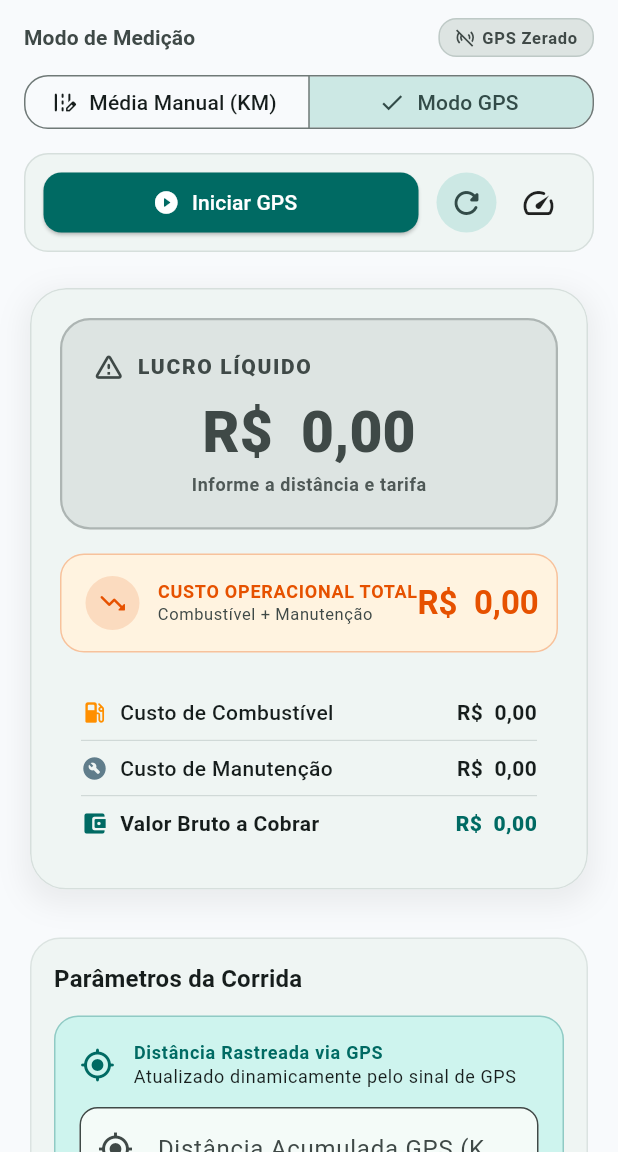
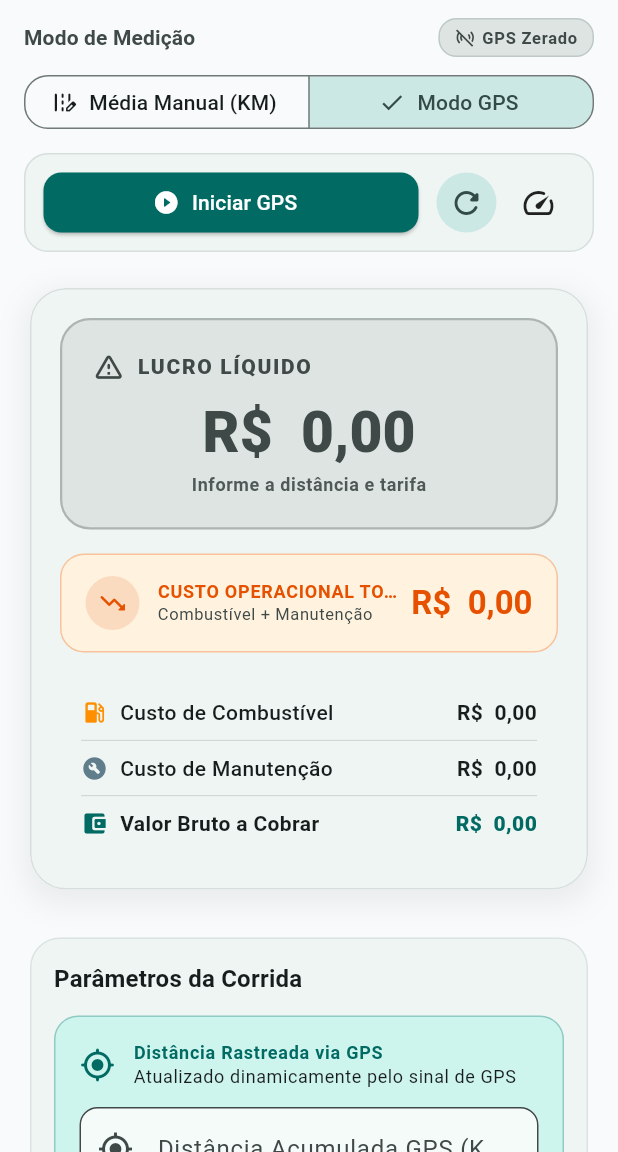
Before and after one commit to Jo-Analyst/valor_drive, a Flutter app: the screen it shows after launch, after a tap on "Modo GPS", after a tap on the "refresh" icon, on a phone screen of 412 x 824 dp, the part 84-1236 px from its top. Run offline on Flutter 3.47's test engine with Material 3 defaults, Android fonts, the phone set to English and light mode, and no system bars; our stand-ins replace geolocator, get_it, shared_preferences, signals_flutter.

Commit message:
feat: adiciona persistencia local de custos operacionais e ajusta layouts responsivos

```diff
--- a/lib/core/di/service_locator.dart
+++ b/lib/core/di/service_locator.dart
@@ -1,5 +1,7 @@
 import 'package:get_it/get_it.dart';
+import 'package:shared_preferences/shared_preferences.dart';
 import '../services/gps_tracking_service.dart';
+import '../services/operational_cost_storage_service.dart';
 import '../../features/ride_calculator/presentation/controllers/ride_signal_controller.dart';
 
 /// Instância global do Service Locator [GetIt].
@@ -8,16 +10,29 @@ final GetIt getIt = GetIt.instance;
 /// Inicializa e registra todas as dependências e controllers do projeto.
 ///
 /// Esta função deve ser invocada na inicialização do aplicativo (`main.dart`).
-void setupServiceLocator() {
-  // 1. Registra o RideSignalController
+Future<void> setupServiceLocator() async {
+  // 1. Registra o SharedPreferences
+  if (!getIt.isRegistered<SharedPreferences>()) {
+    final prefs = await SharedPreferences.getInstance();
+    getIt.registerSingleton<SharedPreferences>(prefs);
+  }
+
+  // 2. Registra o OperationalCostStorageService (Persistência Local)
+  if (!getIt.isRegistered<OperationalCostStorageService>()) {
+    getIt.registerLazySingleton<OperationalCostStorageService>(
+      () => OperationalCostStorageService(getIt<SharedPreferences>()),
+    );
+  }
+
+  // 3. Registra o RideSignalController
   if (!getIt.isRegistered<RideSignalController>()) {
     getIt.registerLazySingleton<RideSignalController>(
-      () => RideSignalController(),
+      () => RideSignalController(getIt<OperationalCostStorageService>()),
       dispose: (controller) => controller.dispose(),
     );
   }
 
-  // 2. Registra o GpsTrackingService (Serviço de GPS)
+  // 4. Registra o GpsTrackingService (Serviço de GPS)
   if (!getIt.isRegistered<GpsTrackingService>()) {
     getIt.registerLazySingleton<GpsTrackingService>(
       () => GpsTrackingService(getIt<RideSignalController>()),
--- /dev/null
+++ b/lib/core/services/operational_cost_storage_service.dart
@@ -0,0 +1,76 @@
+import 'package:shared_preferences/shared_preferences.dart';
+
+/// Modelo de dados contendo as métricas operacionais salvas do veículo.
+class OperationalCostData {
+  final double fuelConsumptionKmPerLiter;
+  final double fuelPricePerLiter;
+  final double maintenanceCostPerKm;
+  final double tariffPerKm;
+
+  const OperationalCostData({
+    required this.fuelConsumptionKmPerLiter,
+    required this.fuelPricePerLiter,
+    required this.maintenanceCostPerKm,
+    required this.tariffPerKm,
+  });
+}
+
+/// Serviço responsável por persistir e recuperar os custos operacionais do veículo
+/// (Consumo km/L, Preço R$/L, Manutenção R$/km e Tarifa R$/km) via [SharedPreferences].
+class OperationalCostStorageService {
+  final SharedPreferences _prefs;
+
+  static const String _keyFuelConsumption = 'operational_fuel_consumption';
+  static const String _keyFuelPrice = 'operational_fuel_price';
+  static const String _keyMaintenanceCost = 'operational_maintenance_cost';
+  static const String _keyTariffPerKm = 'operational_tariff_per_km';
+
+  // Valores padrão iniciais de fábrica
+  static const double defaultFuelConsumption = 10.0;
+  static const double defaultFuelPrice = 5.50;
+  static const double defaultMaintenanceCost = 0.30;
+  static const double defaultTariffPerKm = 2.50;
+
+  OperationalCostStorageService(this._prefs);
+
+  /// Salva as configurações de custo operacional no armazenamento local.
+  Future<bool> saveOperationalCosts({
+    required double fuelConsumptionKmPerLiter,
+    required double fuelPricePerLiter,
+    required double maintenanceCostPerKm,
+    required double tariffPerKm,
+  }) async {
+    final results = await Future.wait([
+      _prefs.setDouble(_keyFuelConsumption, fuelConsumptionKmPerLiter),
+      _prefs.setDouble(_keyFuelPrice, fuelPricePerLiter),
+      _prefs.setDouble(_keyMaintenanceCost, maintenanceCostPerKm),
+      _prefs.setDouble(_keyTariffPerKm, tariffPerKm),
+    ]);
+    return !results.contains(false);
+  }
+
+  /// Carrega as configurações salvas do dispositivo ou retorna os padrões.
+  OperationalCostData loadOperationalCosts() {
+    return OperationalCostData(
+      fuelConsumptionKmPerLiter:
+          _prefs.getDouble(_keyFuelConsumption) ?? defaultFuelConsumption,
+      fuelPricePerLiter:
+          _prefs.getDouble(_keyFuelPrice) ?? defaultFuelPrice,
+      maintenanceCostPerKm:
+          _prefs.getDouble(_keyMaintenanceCost) ?? defaultMaintenanceCost,
+      tariffPerKm:
+          _prefs.getDouble(_keyTariffPerKm) ?? defaultTariffPerKm,
+    );
+  }
+
+  /// Remove os dados salvos localmente e restaura os padrões de fábrica.
+  Future<bool> clearOperationalCosts() async {
+    final results = await Future.wait([
+      _prefs.remove(_keyFuelConsumption),
+      _prefs.remove(_keyFuelPrice),
+      _prefs.remove(_keyMaintenanceCost),
+      _prefs.remove(_keyTariffPerKm),
+    ]);
+    return !results.contains(false);
+  }
+}
--- a/lib/features/ride_calculator/presentation/controllers/ride_signal_controller.dart
+++ b/lib/features/ride_calculator/presentation/controllers/ride_signal_controller.dart
@@ -1,4 +1,5 @@
 import 'package:signals_flutter/signals_flutter.dart';
+import '../../../../core/services/operational_cost_storage_service.dart';
 import '../../domain/enums/calculation_mode.dart';
 import '../../domain/models/ride_input.dart';
 import '../../domain/models/ride_result.dart';
@@ -8,6 +9,31 @@ import '../../domain/models/ride_result.dart';
 /// Mantém o estado reativo das entradas do usuário e recomputa automaticamente
 /// os custos operacionais, o valor a cobrar e o lucro líquido através de [computed()].
 class RideSignalController {
+  final OperationalCostStorageService? _storageService;
+
+  RideSignalController([this._storageService]) {
+    loadSavedOperationalCosts();
+  }
+
+  /// Carrega as configurações de custos operacionais salvas do dispositivo.
+  void loadSavedOperationalCosts() {
+    if (_storageService == null) return;
+    final savedData = _storageService!.loadOperationalCosts();
+    fuelConsumptionKmPerLiterSignal.value = savedData.fuelConsumptionKmPerLiter;
+    fuelPricePerLiterSignal.value = savedData.fuelPricePerLiter;
+    maintenanceCostPerKmSignal.value = savedData.maintenanceCostPerKm;
+    tariffPerKmSignal.value = savedData.tariffPerKm;
+  }
+
+  void _persistOperationalCosts() {
+    _storageService?.saveOperationalCosts(
+      fuelConsumptionKmPerLiter: fuelConsumptionKmPerLiterSignal.value,
+      fuelPricePerLiter: fuelPricePerLiterSignal.value,
+      maintenanceCostPerKm: maintenanceCostPerKmSignal.value,
+      tariffPerKm: tariffPerKmSignal.value,
+    );
+  }
+
   // ===========================================================================
   // SIGNALS DE ENTRADA (MUTAÇÃO DE ESTADO)
   // ===========================================================================
@@ -120,21 +146,25 @@ class RideSignalController {
   /// Atualiza o consumo médio do veículo (km/L).
   void setFuelConsumption(double kmPerLiter) {
     fuelConsumptionKmPerLiterSignal.value = kmPerLiter < 0 ? 0.0 : kmPerLiter;
+    _persistOperationalCosts();
   }
 
   /// Atualiza o preço do combustível (R$/L).
   void setFuelPrice(double pricePerLiter) {
     fuelPricePerLiterSignal.value = pricePerLiter < 0 ? 0.0 : pricePerLiter;
+    _persistOperationalCosts();
   }
 
   /// Atualiza o custo de manutenção/depreciação por KM (R$/km).
   void setMaintenanceCostPerKm(double costPerKm) {
     maintenanceCostPerKmSignal.value = costPerKm < 0 ? 0.0 : costPerKm;
+    _persistOperationalCosts();
   }
 
   /// Atualiza a tarifa desejada por KM (R$/km).
   void setTariffPerKm(double tariff) {
     tariffPerKmSignal.value = tariff < 0 ? 0.0 : tariff;
+    _persistOperationalCosts();
   }
 
   /// Atualiza em lote as configurações operacionais do carro.
@@ -146,18 +176,22 @@ class RideSignalController {
   }) {
     batch(() {
       if (fuelConsumptionKmPerLiter != null) {
-        setFuelConsumption(fuelConsumptionKmPerLiter);
+        fuelConsumptionKmPerLiterSignal.value =
+            fuelConsumptionKmPerLiter < 0 ? 0.0 : fuelConsumptionKmPerLiter;
       }
       if (fuelPricePerLiter != null) {
-        setFuelPrice(fuelPricePerLiter);
+        fuelPricePerLiterSignal.value =
+            fuelPricePerLiter < 0 ? 0.0 : fuelPricePerLiter;
       }
       if (maintenanceCostPerKm != null) {
-        setMaintenanceCostPerKm(maintenanceCostPerKm);
+        maintenanceCostPerKmSignal.value =
+            maintenanceCostPerKm < 0 ? 0.0 : maintenanceCostPerKm;
       }
       if (tariffPerKm != null) {
-        setTariffPerKm(tariffPerKm);
+        tariffPerKmSignal.value = tariffPerKm < 0 ? 0.0 : tariffPerKm;
       }
     });
+    _persistOperationalCosts();
   }
 
   /// Reseta todos os valores para o estado padrão inicial.
@@ -171,6 +205,7 @@ class RideSignalController {
       maintenanceCostPerKmSignal.value = 0.30;
       tariffPerKmSignal.value = 2.50;
     });
+    _persistOperationalCosts();
   }
 
   /// Libera recursos e descarta os sinais quando não forem mais necessários.
--- a/lib/features/ride_calculator/presentation/screens/ride_calculator_screen.dart
+++ b/lib/features/ride_calculator/presentation/screens/ride_calculator_screen.dart
@@ -45,8 +45,10 @@ class _RideCalculatorScreenState extends State<RideCalculatorScreen> {
               ),
             ),
             const SizedBox(width: 12),
-            const Column(
+            const Expanded(
+              child: Column(
                 crossAxisAlignment: CrossAxisAlignment.start,
+                mainAxisSize: MainAxisSize.min,
                 children: [
                   Text(
                     'ValorDrive',
@@ -54,6 +56,7 @@ class _RideCalculatorScreenState extends State<RideCalculatorScreen> {
                       fontWeight: FontWeight.w900,
                       fontSize: 18,
                     ),
+                    overflow: TextOverflow.ellipsis,
                   ),
                   Text(
                     'Cálculo de Corrida para Motoristas',
@@ -61,8 +64,10 @@ class _RideCalculatorScreenState extends State<RideCalculatorScreen> {
                       fontSize: 11,
                       fontWeight: FontWeight.normal,
                     ),
+                    overflow: TextOverflow.ellipsis,
                   ),
                 ],
+              ),
             ),
           ],
         ),
--- a/lib/features/ride_calculator/presentation/widgets/calculation_mode_selector.dart
+++ b/lib/features/ride_calculator/presentation/widgets/calculation_mode_selector.dart
@@ -29,14 +29,18 @@ class CalculationModeSelector extends StatelessWidget {
         Row(
           mainAxisAlignment: MainAxisAlignment.spaceBetween,
           children: [
-            Text(
-              'Modo de Medição',
-              style: theme.textTheme.labelLarge?.copyWith(
-                fontWeight: FontWeight.bold,
-                color: theme.colorScheme.onSurfaceVariant,
+            Expanded(
+              child: Text(
+                'Modo de Medição',
+                style: theme.textTheme.labelLarge?.copyWith(
+                  fontWeight: FontWeight.bold,
+                  color: theme.colorScheme.onSurfaceVariant,
+                ),
+                overflow: TextOverflow.ellipsis,
               ),
             ),
-            if (currentMode == CalculationMode.gps)
+            if (currentMode == CalculationMode.gps) ...[
+              const SizedBox(width: 8),
               Container(
                 padding: const EdgeInsets.symmetric(horizontal: 10, vertical: 4),
                 decoration: BoxDecoration(
@@ -73,6 +77,7 @@ class CalculationModeSelector extends StatelessWidget {
                   ],
                 ),
               ),
+            ],
           ],
         ),
         const SizedBox(height: 8),
--- a/lib/features/ride_calculator/presentation/widgets/ride_input_form.dart
+++ b/lib/features/ride_calculator/presentation/widgets/ride_input_form.dart
@@ -313,8 +313,11 @@ class _RideInputFormState extends State<RideInputForm> {
         const SizedBox(height: 20),
 
         // BOTÃO DE RESET RÁPIDO E ATALHOS
-        Row(
-          mainAxisAlignment: MainAxisAlignment.spaceBetween,
+        Wrap(
+          alignment: WrapAlignment.spaceBetween,
+          crossAxisAlignment: WrapCrossAlignment.center,
+          spacing: 8,
+          runSpacing: 8,
           children: [
             TextButton.icon(
               onPressed: () {
@@ -331,9 +334,6 @@ class _RideInputFormState extends State<RideInputForm> {
               icon: const Icon(Icons.restart_alt_rounded),
               label: const Text('Limpar Dados'),
             ),
-            Wrap(
-              spacing: 8,
-              children: [
             ActionChip(
               avatar: const Icon(Icons.flash_on_rounded, size: 14),
               label: const Text('Preencher Padrão'),
@@ -355,8 +355,6 @@ class _RideInputFormState extends State<RideInputForm> {
           ],
         ),
       ],
-        ),
-      ],
     );
   }
 }
--- a/lib/features/ride_calculator/presentation/widgets/ride_result_dashboard.dart
+++ b/lib/features/ride_calculator/presentation/widgets/ride_result_dashboard.dart
@@ -89,9 +89,6 @@ class RideResultDashboard extends StatelessWidget {
                 child: Column(
                   children: [
                     Row(
-                      mainAxisAlignment: MainAxisAlignment.spaceBetween,
-                      children: [
-                        Row(
                       children: [
                         Icon(
                           isProfitable
@@ -101,17 +98,19 @@ class RideResultDashboard extends StatelessWidget {
                           size: 22,
                         ),
                         const SizedBox(width: 8),
-                            Text(
+                        Expanded(
+                          child: Text(
                             'LUCRO LÍQUIDO',
                             style: theme.textTheme.labelLarge?.copyWith(
                               fontWeight: FontWeight.w900,
                               color: profitColor,
                               letterSpacing: 1.1,
                             ),
+                            overflow: TextOverflow.ellipsis,
                           ),
-                          ],
                         ),
-                        if (!isZero)
+                        if (!isZero) ...[
+                          const SizedBox(width: 8),
                           Container(
                             padding: const EdgeInsets.symmetric(
                                 horizontal: 10, vertical: 4),
@@ -127,6 +126,7 @@ class RideResultDashboard extends StatelessWidget {
                               ),
                             ),
                           ),
+                        ],
                       ],
                     ),
                     const SizedBox(height: 12),
@@ -175,9 +175,6 @@ class RideResultDashboard extends StatelessWidget {
                   ),
                 ),
                 child: Row(
-                  mainAxisAlignment: MainAxisAlignment.spaceBetween,
-                  children: [
-                    Row(
                   children: [
                     Container(
                       padding: const EdgeInsets.all(8),
@@ -192,7 +189,8 @@ class RideResultDashboard extends StatelessWidget {
                       ),
                     ),
                     const SizedBox(width: 12),
-                        Column(
+                    Expanded(
+                      child: Column(
                         crossAxisAlignment: CrossAxisAlignment.start,
                         children: [
                           Text(
@@ -202,6 +200,7 @@ class RideResultDashboard extends StatelessWidget {
                               color: costColor,
                               letterSpacing: 0.5,
                             ),
+                            overflow: TextOverflow.ellipsis,
                           ),
                           Text(
                             'Combustível + Manutenção',
@@ -209,16 +208,20 @@ class RideResultDashboard extends StatelessWidget {
                               color: theme.colorScheme.onSurfaceVariant,
                               fontSize: 11,
                             ),
+                            overflow: TextOverflow.ellipsis,
                           ),
                         ],
                       ),
-                      ],
                     ),
-                    Text(
+                    const SizedBox(width: 8),
+                    FittedBox(
+                      fit: BoxFit.scaleDown,
+                      child: Text(
                         currencyFormat.format(result.totalOperationalCost),
                         style: theme.textTheme.titleLarge?.copyWith(
                           fontWeight: FontWeight.bold,
                           color: costColor,
+                        ),
                       ),
                     ),
                   ],
@@ -289,21 +292,20 @@ class RideResultDashboard extends StatelessWidget {
     final theme = Theme.of(context);
 
     return Row(
-      mainAxisAlignment: MainAxisAlignment.spaceBetween,
-      children: [
-        Row(
       children: [
         Icon(icon, size: 18, color: iconColor),
         const SizedBox(width: 8),
-            Text(
+        Expanded(
+          child: Text(
             label,
             style: theme.textTheme.bodyMedium?.copyWith(
               fontWeight: isBold ? FontWeight.bold : FontWeight.w500,
               color: theme.colorScheme.onSurface,
             ),
+            overflow: TextOverflow.ellipsis,
           ),
-          ],
         ),
+        const SizedBox(width: 8),
         Text(
           value,
           style: theme.textTheme.bodyMedium?.copyWith(
--- a/lib/main.dart
+++ b/lib/main.dart
@@ -2,10 +2,10 @@ import 'package:flutter/material.dart';
 import 'core/di/service_locator.dart';
 import 'features/ride_calculator/presentation/screens/ride_calculator_screen.dart';
 
-void main() {
+Future<void> main() async {
   WidgetsFlutterBinding.ensureInitialized();
-  // Inicializa o Service Locator GetIt
-  setupServiceLocator();
+  // Inicializa o Service Locator GetIt e o armazenamento local
+  await setupServiceLocator();
   runApp(const ValorDriveApp());
 }
 
--- a/pubspec.yaml
+++ b/pubspec.yaml
@@ -38,6 +38,7 @@ dependencies:
   signals_flutter: ^7.1.0
   intl: ^0.20.3
   geolocator: ^14.0.3
+  shared_preferences: ^2.5.5
 
 dev_dependencies:
   flutter_test:
```
Also changed, not shown: pubspec.lock, 2 other files. Lines whose indentation alone changed are shown as unchanged.
